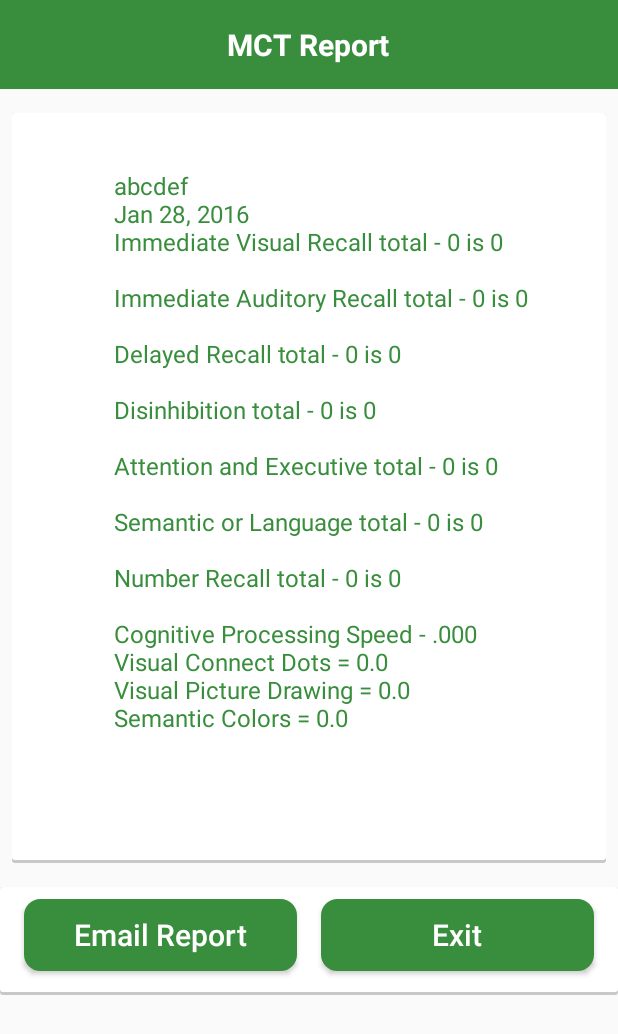
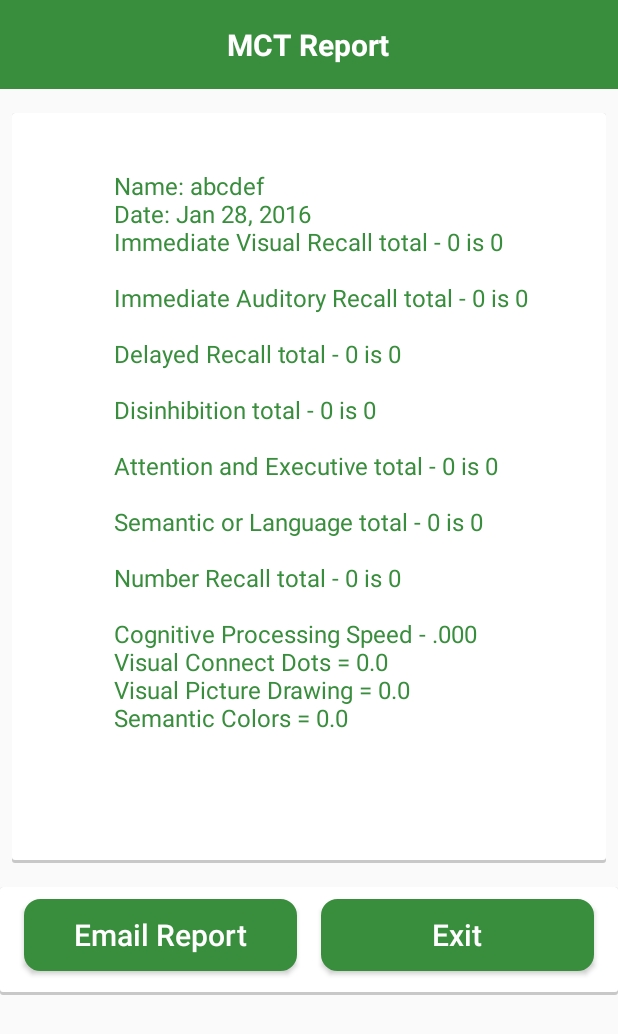
Before and after one commit to trideeprath/MCAT, an Android app: the reportDisplay screen opened directly, with no data from a screen before it, after a tap on "Email Report", on a phone screen of 412 x 824 dp. Shown: the top 1034 px of the screen. Run offline under Robolectric (Android 15) with nearby library versions, the phone set to English and light mode, and no system bars; libraries missing offline, so code that uses them is left out: com.afollestad.materialdialogs; 4 statements that could not run were skipped.

Commit message:
<> Name changed again at the required places <> Fixed the UI issue in color module <> Changed back to normal for audioRecall and reverseAudioRecall modules. <> The keyboard issue will not occur in the latest android OS versions. <> Fixed the issue with the Story modules. <> Email Subject Changed <> Instruction for the new module changed

```diff
--- a/app/src/main/java/com/sugoilabs/bics/FalsePositiveCaution.java
+++ b/app/src/main/java/com/sugoilabs/bics/FalsePositiveCaution.java
@@ -46,7 +46,6 @@ public class FalsePositiveCaution extends ActionBarActivity implements View.OnCl
         if (id == R.id.action_settings) {
             return true;
         }
-
         return super.onOptionsItemSelected(item);
     }
 
--- a/app/src/main/java/com/sugoilabs/bics/PrimaryColor.java
+++ b/app/src/main/java/com/sugoilabs/bics/PrimaryColor.java
@@ -144,7 +144,7 @@ public class PrimaryColor extends ActionBarActivity implements View.OnClickListe
             answerButtons.get(i-1).setOnClickListener(this);
         }
 
-        buttonsLayout = (LinearLayout) findViewById(R.id.color_button_layout);
+        buttonsLayout = (LinearLayout) findViewById(R.id.primary_button_layout);
         buttonsLayout.setVisibility(View.INVISIBLE);
 
 
--- a/app/src/main/java/com/sugoilabs/bics/StoryPlayTwo.java
+++ b/app/src/main/java/com/sugoilabs/bics/StoryPlayTwo.java
@@ -184,7 +184,7 @@ public class StoryPlayTwo extends ActionBarActivity implements View.OnClickListe
         protected void onPostExecute(Void unused) {
             super.onPostExecute(unused);
             setWordNumberText(2);
-            start.setClickable(false);
+            start.setClickable(true);
         }
 
         //Not being called
--- a/app/src/main/java/com/sugoilabs/bics/reportDisplay.java
+++ b/app/src/main/java/com/sugoilabs/bics/reportDisplay.java
@@ -139,7 +139,7 @@ public class reportDisplay extends ActionBarActivity implements View.OnClickList
 
         Log.d("ReportString", reportString.toString());
 
-        String reportStringNew = name + "\n"+ dateString + "\n" + printMap(immediateVisualRecall,1) + "\n" + printMap(immediateAuditoryRecall,2)+ "\n" +printMap(delayedRecall,3) + "\n" +printMap(disinhibition,4)+
+        String reportStringNew ="Name: "+ name + "\n"+ "Date: "+  dateString + "\n" + printMap(immediateVisualRecall,1) + "\n" + printMap(immediateAuditoryRecall,2)+ "\n" +printMap(delayedRecall,3) + "\n" +printMap(disinhibition,4)+
                 "\n" + printMap(attentionAndExecutive,5) +  "\n" + printMap(semanticOrLanguage,6) + "\n" + printMap(numberRecall,7);
 
         Log.d("ReportStringNew", reportStringNew);
@@ -451,10 +451,10 @@ public class reportDisplay extends ActionBarActivity implements View.OnClickList
             emailContent = emailContent.replace("Pre-Concussion Injury",name);
             String report= reportDate.getText().toString().replace("Pre-Concussion Injury", name);
             email.putExtra(Intent.EXTRA_EMAIL, new String[]{""});
-            email.putExtra(Intent.EXTRA_SUBJECT, "MCT Report");
+            email.putExtra(Intent.EXTRA_SUBJECT, "DMAC Report");
 
             //email.putExtra(Intent.EXTRA_TEXT, reportDate.getText().toString()+"\n" +finalReportTextView.getText().toString());
-            email.putExtra(Intent.EXTRA_TEXT, report+"\n" + "Mobile Cognitive Assessment Test" + "\n" + emailContent);
+            email.putExtra(Intent.EXTRA_TEXT, report+"\n" + "Dynamic Mobile Assessement of Cognition" + "\n" + emailContent);
             email.setType("message/rfc822");
             startActivity(Intent.createChooser(email, "Choose an Email client :"));
         }
--- a/app/src/main/res/layout-large/activity_report_display.xml
+++ b/app/src/main/res/layout-large/activity_report_display.xml
@@ -17,7 +17,7 @@
         <TextView
             android:layout_width="wrap_content"
             android:layout_height="wrap_content"
-            android:text="Dynamic Mobile Cognitive Assessment Report"
+            android:text="DMAC Report"
             android:textColor="#ffffff"
             android:textSize="28sp"
             android:textStyle="bold" />
--- a/app/src/main/res/values-w820dp/strings.xml
+++ b/app/src/main/res/values-w820dp/strings.xml
@@ -22,4 +22,5 @@
     <string name="delayed_story_recall_new">Delayed Auditory Story Recall</string>
     <string name="visual_motor_coordination_new">Disinhibition V Tap</string>
     <string name="auditory_delayed_recall_new">Delayed Auditory Word Recall</string>
+    <string name="visualNumberRecallInstruction">Remember the combinations of the numbers will be displayed for 10 second. Type or speak the same number. Next</string>
 </resources>
--- a/app/src/main/res/values/strings.xml
+++ b/app/src/main/res/values/strings.xml
@@ -4,7 +4,7 @@
     <string name="app_name">DMAC</string>
     <string name="hello_world">Hello world!</string>
     <string name="action_settings">Settings</string>
-    <string name="welcome_message">Welcome to Dynamic Mobile Cognitive Assessment</string>
+    <string name="welcome_message">Welcome to Dynamic Mobile Assessment of Cognition </string>
     <string name="title_activity_step1">Answer These</string>
     <string name="step1_question1">Have you suffered from a concussion or traumatic brain injury?</string>
     <string name="step1_question2">Did you lose consciousness after your brain injury?</string>
@@ -70,7 +70,7 @@
     <string name="title_activity_final_screen">Result</string>
     <string name="patternDrawInstruction">Tap on the next alphabet and numbers in increasing order, Start from the L green button. Eg. 5</string>
     <string name="bics_screening_result">Result of BICS Screening Test</string>
-    <string name="bics">Dynamic Mobile Cognitive Assesssment</string>
+    <string name="bics">Dynamic Mobile Assesssment of Cognition </string>
     <string name="doctor_name">Suresh Kumar, MD</string>
     <string name="press_start">Press Start</string>
     <string name="traumatic_injury_question1">How long ago did you have traumatic brain injury?</string>
@@ -181,5 +181,6 @@
     <string name="visual_motor_coordination_new">Disinhibition V Tap</string>
     <string name="auditory_delayed_recall_new">Delayed Auditory Word Recall</string>
     <string name="title_activity_visual_number_recall">VisualNumberRecall</string>
+    <string name="visualNumberRecallInstruction">Remember the combinations of the numbers will be displayed for 10 second. Type or speak the same number. Next</string>
 
 </resources>
```
Also changed, not shown: app/src/main/java/com/sugoilabs/bics/NumberRecall.java (+4 -4 lines), app/src/main/java/com/sugoilabs/bics/ReverseNumberRecall.java (+4 -4 lines).
